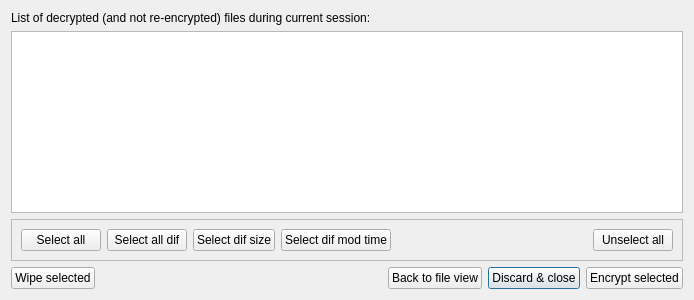
Qt form FilesSyncDialog.ui (sergrt/FileProtect) before a commit.
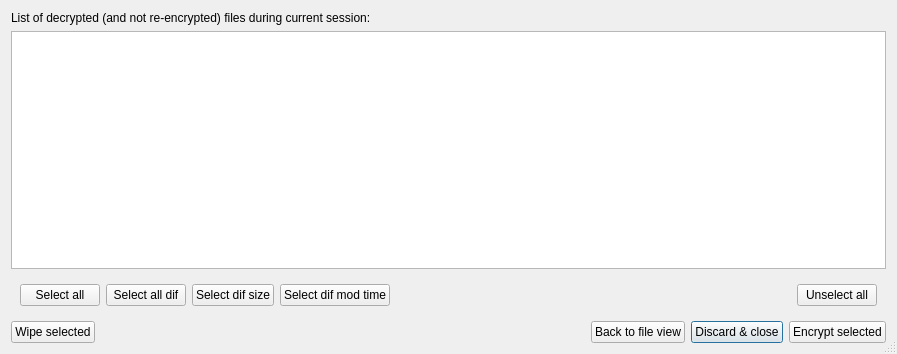
The same form after that commit.

Commit message: Set fixed width font to sync dialog Updated Visual Studio files Some refactoring

The edit to the form file:
```diff
--- a/FilesSyncDialog.ui
+++ b/FilesSyncDialog.ui
@@ -9,13 +9,16 @@
    <rect>
     <x>0</x>
     <y>0</y>
-    <width>694</width>
-    <height>300</height>
+    <width>897</width>
+    <height>354</height>
    </rect>
   </property>
   <property name="windowTitle">
    <string>Decrypted sync</string>
   </property>
+  <property name="sizeGripEnabled">
+   <bool>true</bool>
+  </property>
   <layout class="QGridLayout" name="gridLayout_2">
    <item row="3" column="1">
     <spacer name="horizontalSpacer">
@@ -64,7 +67,7 @@
    <item row="2" column="0" colspan="5">
     <widget class="QFrame" name="frame">
      <property name="frameShape">
-      <enum>QFrame::StyledPanel</enum>
+      <enum>QFrame::NoFrame</enum>
      </property>
      <property name="frameShadow">
       <enum>QFrame::Raised</enum>
```
The commit also changes 6 other files.
